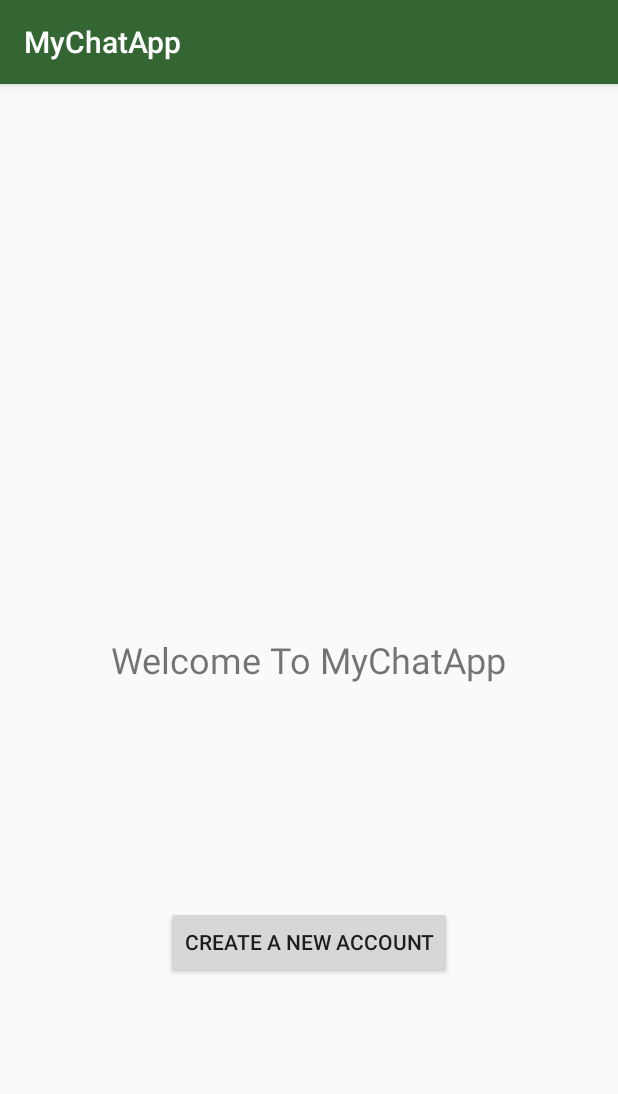
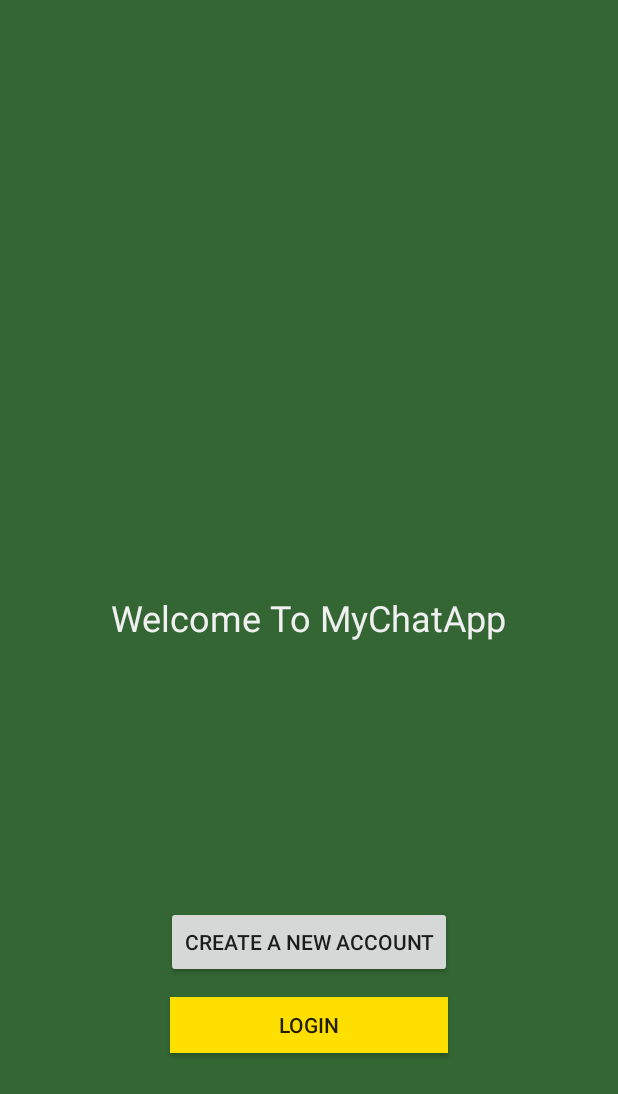
Before and after one commit to adityauparulekar/MyChatApp, an Android app: the screen it shows after launch (StartActivity), on a phone screen of 412 x 824 dp. Shown: the top 1094 px of the screen. Run offline under Robolectric (Android 15) with nearby library versions, the phone set to English and light mode, and no system bars; our stand-ins replace Firebase (no records; nobody signed in at launch, a user with empty details on screens opened directly); 4 statements that could not run were skipped.

Commit message:
Second Time

```diff
--- a/MyChatApp/app/build.gradle
+++ b/MyChatApp/app/build.gradle
@@ -22,10 +22,14 @@ dependencies {
     implementation fileTree(dir: 'libs', include: ['*.jar'])
     implementation 'com.android.support:appcompat-v7:27.1.1'
     implementation 'com.android.support.constraint:constraint-layout:1.1.0'
-    implementation 'com.google.firebase:firebase-auth:11.6.0'
+    implementation 'com.google.firebase:firebase-auth:11.8.0'
+    implementation 'com.android.support:support-v4:27.1.1'
+    implementation 'com.google.firebase:firebase-database:11.8.0'
     testImplementation 'junit:junit:4.12'
     androidTestImplementation 'com.android.support.test:runner:1.0.2'
     androidTestImplementation 'com.android.support.test.espresso:espresso-core:3.0.2'
+    implementation 'com.android.support:design:27.1.1'
+    implementation 'de.hdodenhof:circleimageview:2.2.0'
 }
 
 apply plugin: 'com.google.gms.google-services'
--- a/MyChatApp/app/src/main/java/com/example/adityaparulekar/mychatapp/MainActivity.java
+++ b/MyChatApp/app/src/main/java/com/example/adityaparulekar/mychatapp/MainActivity.java
@@ -1,23 +1,42 @@
 package com.example.adityaparulekar.mychatapp;
 
 import android.content.Intent;
+import android.support.design.widget.TabLayout;
+import android.support.v4.view.ViewPager;
 import android.support.v7.app.AppCompatActivity;
 import android.os.Bundle;
+import android.support.v7.widget.Toolbar;
+import android.view.Menu;
+import android.view.MenuItem;
 
 import com.google.firebase.auth.FirebaseAuth;
 import com.google.firebase.auth.FirebaseUser;
 
 public class MainActivity extends AppCompatActivity {
 
+    private android.support.v7.widget.Toolbar mToolbar;
+    private FirebaseAuth mAuth;
 
-    private FirebaseAuth mAuth ;
+    private ViewPager mViewPager;
+    private SectionsPagerAdapter mSectionsPager;
+
+    private TabLayout mTabLayout;
+
+
     @Override
     protected void onCreate(Bundle savedInstanceState) {
         super.onCreate(savedInstanceState);
         setContentView(R.layout.activity_main);
+        mViewPager = (ViewPager) findViewById(R.id.main_tabPager);
+        mTabLayout = (TabLayout) findViewById(R.id.main_tabs);
+        mTabLayout.setupWithViewPager(mViewPager);
+        mSectionsPager = new SectionsPagerAdapter(getSupportFragmentManager());
+        mViewPager.setAdapter(mSectionsPager);
 
         mAuth = FirebaseAuth.getInstance();
-
+        mToolbar = (android.support.v7.widget.Toolbar) findViewById(R.id.main_page_toolbar);
+        setSupportActionBar(mToolbar);
+        getSupportActionBar().setTitle("MyChatApp");
     }
 
     public void onStart() {
@@ -34,4 +53,24 @@ public class MainActivity extends AppCompatActivity {
         startActivity(startIntent);
         finish();
     }
+
+    public boolean onCreateOptionsMenu(Menu menu) {
+        super.onCreateOptionsMenu(menu);
+        getMenuInflater().inflate(R.menu.main_menu, menu);
+
+        return true;
+    }
+
+    public boolean onOptionsItemSelected(MenuItem item) {
+        super.onOptionsItemSelected(item);
+        if (item.getItemId() == R.id.main_logout_btn) {
+            FirebaseAuth.getInstance().signOut();
+            sendToStart();
+        } else if (item.getItemId() == R.id.main_settings_button) {
+            Intent account_intent = new Intent(MainActivity.this, SettingsActivity.class);
+            startActivity(account_intent);
+        }
+
+        return true;
+    }
 }
--- a/MyChatApp/app/src/main/java/com/example/adityaparulekar/mychatapp/StartActivity.java
+++ b/MyChatApp/app/src/main/java/com/example/adityaparulekar/mychatapp/StartActivity.java
@@ -1,17 +1,37 @@
 package com.example.adityaparulekar.mychatapp;
 
+import android.content.Intent;
 import android.support.v7.app.AppCompatActivity;
 import android.os.Bundle;
+import android.support.v7.widget.Toolbar;
+import android.view.View;
 import android.widget.Button;
 
 public class StartActivity extends AppCompatActivity {
 
     private Button nRegBtn;
+    private Button nLoginBtn;
     @Override
     protected void onCreate(Bundle savedInstanceState) {
         super.onCreate(savedInstanceState);
         setContentView(R.layout.activity_start);
 
         nRegBtn = (Button) findViewById(R.id.start_reg_btn);
+        nLoginBtn = (Button) findViewById(R.id.start_login_btn);
+        nRegBtn.setOnClickListener(new View.OnClickListener() {
+            @Override
+            public void onClick(View v) {
+
+                Intent reg_intent = new Intent(StartActivity.this, RegisterActivity.class);
+                startActivity(reg_intent);
+            }
+        });
+        nLoginBtn.setOnClickListener(new View.OnClickListener() {
+            @Override
+            public void onClick(View v) {
+                Intent login_intent = new Intent(StartActivity.this, LoginActivity.class);
+                startActivity(login_intent);
+            }
+        });
     }
 }
--- a/MyChatApp/app/src/main/res/layout/activity_start.xml
+++ b/MyChatApp/app/src/main/res/layout/activity_start.xml
@@ -4,25 +4,36 @@
     xmlns:tools="http://schemas.android.com/tools"
     android:layout_width="match_parent"
     android:layout_height="match_parent"
-    tools:context=".StartActivity">
+    tools:context=".StartActivity"
+    android:background="@color/colorPrimary">
 
     <TextView
         android:id="@+id/textView"
         android:layout_width="wrap_content"
         android:layout_height="wrap_content"
         android:layout_centerInParent="true"
-        android:text="Welcome To MyChatApp"
-        android:textSize="24sp"/>
+        android:text="@string/welcome_to_mychatapp"
+        android:textSize="24sp"
+        android:textColor="@color/colorWhite"/>
 
     <Button
         android:id="@+id/start_reg_btn"
         android:layout_width="wrap_content"
         android:layout_height="wrap_content"
-        android:text="Create A New Account"
+        android:text="@string/create_a_new_account"
         android:layout_alignParentBottom="true"
         android:layout_centerHorizontal="true"
         android:layout_marginBottom="172dp"/>
 
+    <Button
+        android:id="@+id/start_login_btn"
+        android:layout_width="185dp"
+        android:layout_height="37dp"
+        android:layout_alignParentBottom="true"
+        android:layout_centerHorizontal="true"
+        android:layout_marginBottom="122dp"
+        android:background="@color/colorAccent"
+        android:text="@string/login" />
 
 
 </RelativeLayout>
--- a/MyChatApp/app/src/main/res/values/colors.xml
+++ b/MyChatApp/app/src/main/res/values/colors.xml
@@ -3,4 +3,5 @@
     <color name="colorPrimary">#336633</color>
     <color name="colorPrimaryDark">#2D5B2D</color>
     <color name="colorAccent">#FFDF00</color>
+    <color name="colorWhite">#F0F0F0</color>
 </resources>
--- a/MyChatApp/app/src/main/res/values/strings.xml
+++ b/MyChatApp/app/src/main/res/values/strings.xml
@@ -1,3 +1,12 @@
 <resources>
     <string name="app_name">"MyChatApp"</string>
+    <string name="create_a_new_account">Create A New Account</string>
+    <string name="welcome_to_mychatapp">Welcome To MyChatApp</string>
+    <string name="button">Create Account</string>
+    <string name="password">Password</string>
+    <string name="email">Email</string>
+    <string name="login">Login</string>
+
+    <!-- TODO: Remove or change this placeholder text -->
+    <string name="hello_blank_fragment">Hello blank fragment</string>
 </resources>
--- a/MyChatApp/app/src/main/res/values/styles.xml
+++ b/MyChatApp/app/src/main/res/values/styles.xml
@@ -1,7 +1,7 @@
 <resources>
 
     <!-- Base application theme. -->
-    <style name="AppTheme" parent="Theme.AppCompat.Light.DarkActionBar">
+    <style name="AppTheme" parent="Theme.AppCompat.Light.NoActionBar">
         <!-- Customize your theme here. -->
         <item name="colorPrimary">@color/colorPrimary</item>
         <item name="colorPrimaryDark">@color/colorPrimaryDark</item>
```
Also changed, not shown: MyChatApp/app/src/main/AndroidManifest.xml (+8 -1 lines), MyChatApp/app/src/main/res/layout/activity_main.xml (+30 -10 lines).
